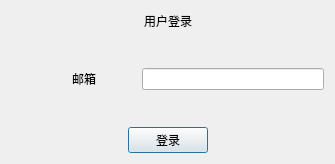
First picture: the form in login.ui, repository ZHZXOJ/Chat-user, before the edit.
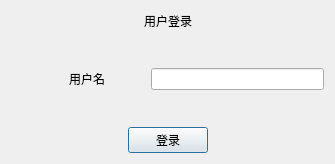
Second picture: the form after the edit.

Commit message: 完善了用户模块

```diff
--- a/login.ui
+++ b/login.ui
@@ -88,7 +88,7 @@
         <string notr="true">font: 12pt &quot;黑体&quot;;</string>
        </property>
        <property name="text">
-        <string>邮箱</string>
+        <string>用户名</string>
        </property>
       </widget>
      </item>
```
The commit also changes 12 other files.
